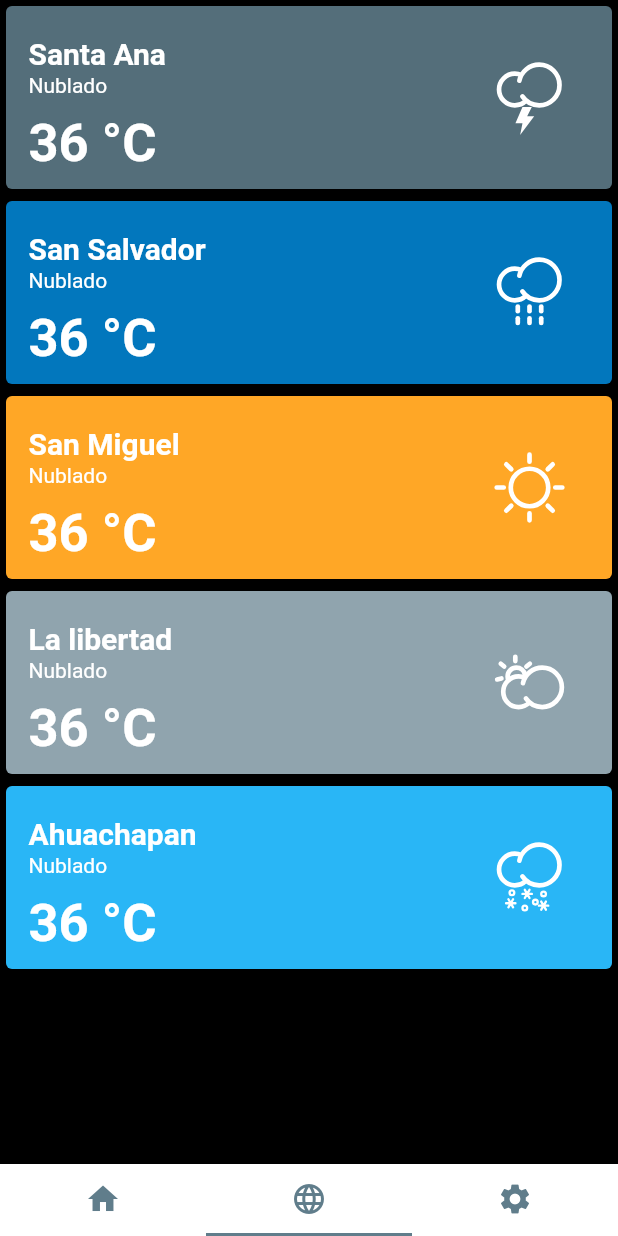
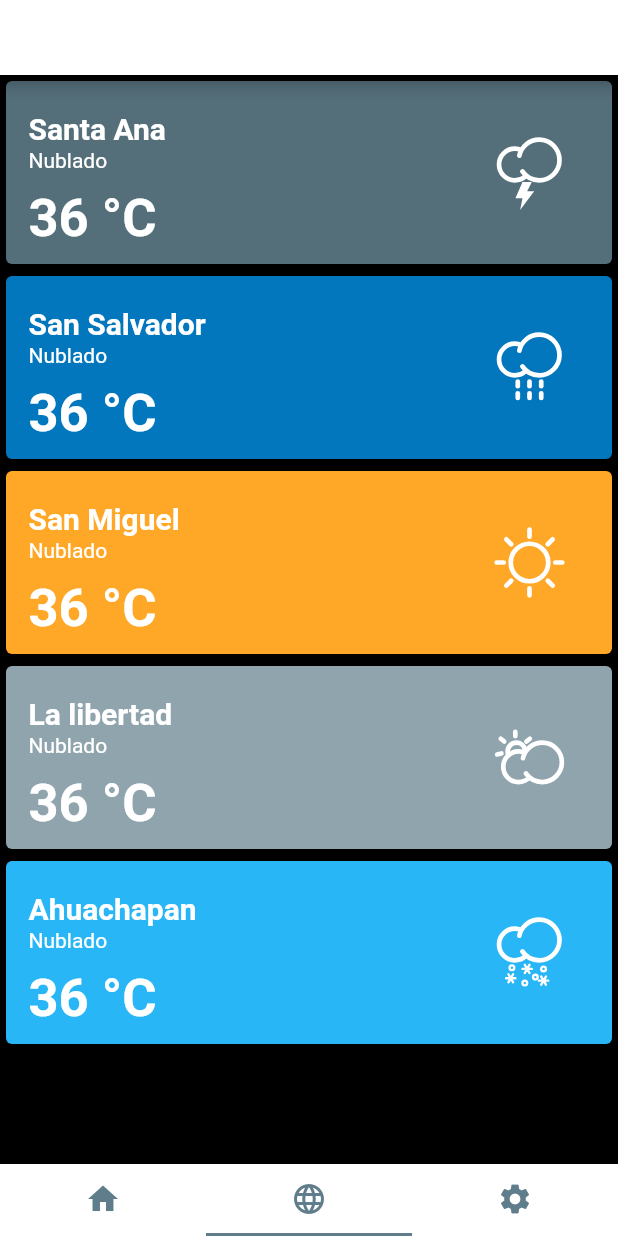
Before and after one commit to L3X7/flutter-weather-app, a Flutter app: the screen it shows after launch, item 2 of the bottom bar chosen, on a phone screen of 412 x 824 dp. Run offline on Flutter 3.47's test engine with Material 2 defaults, Android fonts, the phone set to English and light mode, and no system bars; our stand-ins replace flutter_svg.

Commit message:
appbar dinamic

```diff
--- a/lib/main.dart
+++ b/lib/main.dart
@@ -21,42 +21,50 @@ class MainApp extends StatefulWidget {
 
 //SingleTickerProviderStateMixin for animation
 class MainAppState extends State<MainApp> with SingleTickerProviderStateMixin {
-  TabController controller;
-  bool _visibilityFAB = false;
+  TabController _tabController;
+  bool _visibilityAppBar = false;
+  double _sizeAppBar = 50.0;
 
   @override
   void initState() {
     super.initState();
-    controller = new TabController(length: 3, vsync: this);
+    _tabController = new TabController(length: 3, vsync: this);
+    _tabController.addListener(_changeTab);
   }
 
   @override
   void dispose() {
     // TODO: implement dispose
-    controller.dispose();
+    _tabController.dispose();
     super.dispose();
+  }
+
+  void _changeTab() {
+    setState(() {
+      _visibilityAppBar = _tabController.index == 1 ? false : true;
+      _sizeAppBar = _visibilityAppBar? 0.0: 50.0;
+    });
   }
 
   @override
   Widget build(BuildContext context) {
     return Scaffold(
-        floatingActionButtonLocation: FloatingActionButtonLocation.centerFloat,
-        floatingActionButton: Opacity(
-          opacity: _visibilityFAB ? 1.0 : 0.0,
-          child: FloatingActionButton(
-            onPressed: () {},
-            backgroundColor: Color(_backgroundColorBlueGrey),
-            foregroundColor: Colors.white,
-            child: Icon(Icons.add),
+      appBar: PreferredSize(
+          child: AppBar(
+            toolbarOpacity: _visibilityAppBar ? 1.0 : 00,
+            backgroundColor: Colors.white,
+            actions: <Widget>[
+              IconButton(icon: Icon(Icons.add, color: Colors.black,), onPressed: null, tooltip: 'Agregar Ciudad',)
+            ],
           ),
-        ),
+          preferredSize: Size.fromHeight(_sizeAppBar)),
       body: new TabBarView(
         children: <Widget>[
           new Home(),
           new Cities(),
           new Settings(),
         ],
-          controller: controller,
+        controller: _tabController,
       ),
       bottomNavigationBar: new Material(
         color: Colors.white,
@@ -81,8 +89,9 @@ class MainAppState extends State<MainApp> with SingleTickerProviderStateMixin {
               ),
             )
           ],
-            controller: controller,
+          controller: _tabController,
         ),
-        ));
+      ),
+    );
   }
 }
```
Lines whose indentation alone changed are shown as unchanged.
